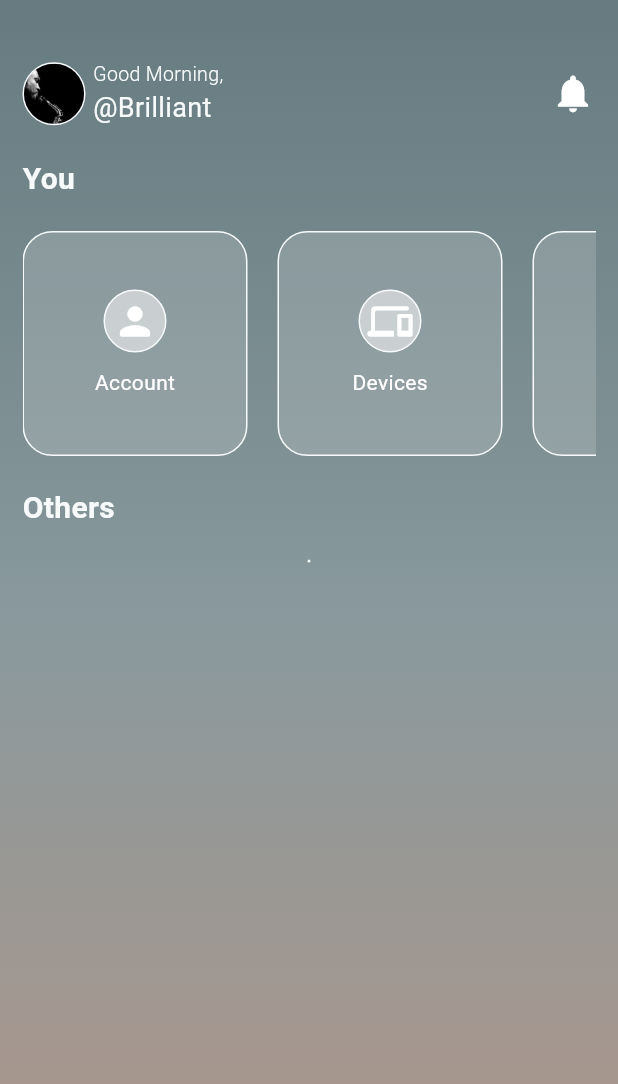
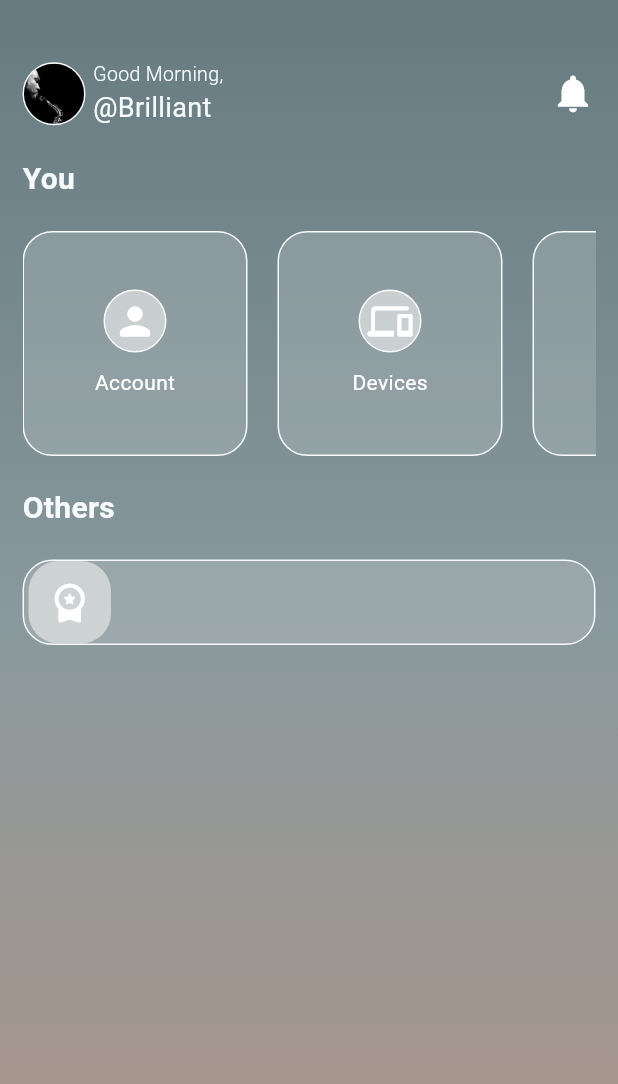
Before and after one commit to kwakyebrilliant/play, a Flutter app: the SettingPage screen opened directly, on a phone screen of 412 x 824 dp. Shown: the top 1084 px of the screen. Run offline on Flutter 3.47's test engine with Material 3 defaults, Android fonts, the phone set to English and light mode, and no system bars.

Commit message:
settings updates

```diff
--- a/lib/screens/settings/setting_page.dart
+++ b/lib/screens/settings/setting_page.dart
@@ -311,7 +311,31 @@ class _SettingPageState extends State<SettingPage> {
                     ),
                   ),
                   child: Column(
-                    children: [],
+                    children: [
+                      //account here
+                      Row(
+                        mainAxisAlignment: MainAxisAlignment.spaceBetween,
+                        children: [
+                          Padding(
+                            padding: const EdgeInsets.only(left: 3.0),
+                            child: Container(
+                              height: 55.0,
+                              width: 55.0,
+                              decoration: BoxDecoration(
+                                color: const Color(0xFFE3E5E5).withOpacity(0.7),
+                                borderRadius: BorderRadius.circular(20.0),
+                              ),
+                              // workspace premium icon
+                              child: const Icon(
+                                Icons.workspace_premium_rounded,
+                                size: 30.0,
+                                color: Colors.white,
+                              ),
+                            ),
+                          ),
+                        ],
+                      ),
+                    ],
                   ),
                 ),
               ],
```
